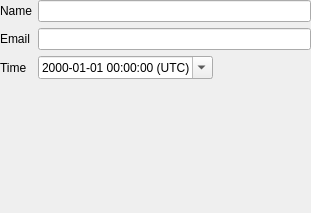
Above: gitfourchette/widgets/signatureform.ui from weblate/gitfourchette before the change. Below: the same form after it.
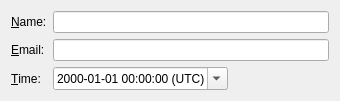
That is the form after the change.

What changed in the file:
```diff
--- a/gitfourchette/widgets/signatureform.ui
+++ b/gitfourchette/widgets/signatureform.ui
@@ -6,33 +6,27 @@
    <rect>
     <x>0</x>
     <y>0</y>
-    <width>311</width>
-    <height>213</height>
+    <width>340</width>
+    <height>96</height>
    </rect>
   </property>
   <property name="windowTitle">
    <string>Signature</string>
   </property>
+  <property name="layoutDirection">
+   <enum>Qt::LeftToRight</enum>
+  </property>
   <layout class="QFormLayout" name="formLayout">
    <property name="fieldGrowthPolicy">
     <enum>QFormLayout::ExpandingFieldsGrow</enum>
    </property>
-   <property name="leftMargin">
-    <number>0</number>
-   </property>
-   <property name="topMargin">
-    <number>0</number>
-   </property>
-   <property name="rightMargin">
-    <number>0</number>
-   </property>
-   <property name="bottomMargin">
-    <number>0</number>
-   </property>
    <item row="0" column="0">
     <widget class="QLabel" name="nameLabel">
      <property name="text">
-      <string>Name</string>
+      <string>&amp;Name:</string>
+     </property>
+     <property name="buddy">
+      <cstring>nameEdit</cstring>
      </property>
     </widget>
    </item>
@@ -42,7 +36,10 @@
    <item row="1" column="0">
     <widget class="QLabel" name="emailLabel">
      <property name="text">
-      <string>Email</string>
+      <string>&amp;Email:</string>
+     </property>
+     <property name="buddy">
+      <cstring>emailEdit</cstring>
      </property>
     </widget>
    </item>
@@ -52,7 +49,10 @@
    <item row="2" column="0">
     <widget class="QLabel" name="timeLabel">
      <property name="text">
-      <string>Time</string>
+      <string>&amp;Time:</string>
+     </property>
+     <property name="buddy">
+      <cstring>timeEdit</cstring>
      </property>
     </widget>
    </item>
```
Left out of the diff: 5 changed lines with no effect on the pictures.
